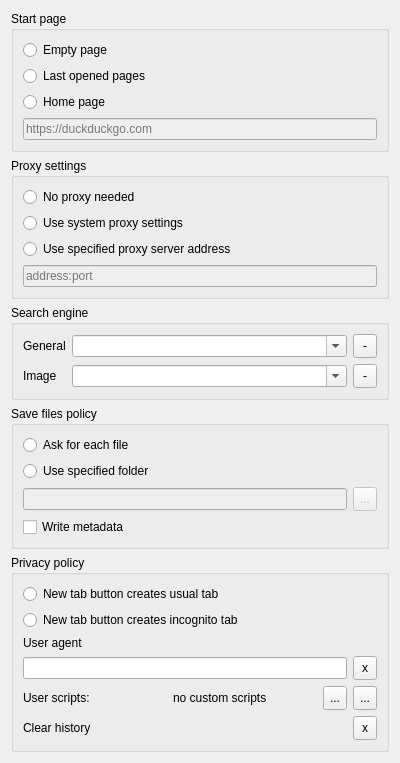
This is settingspage.ui in mistificator/meow as Qt 5 draws it before an edit. The edited form follows.
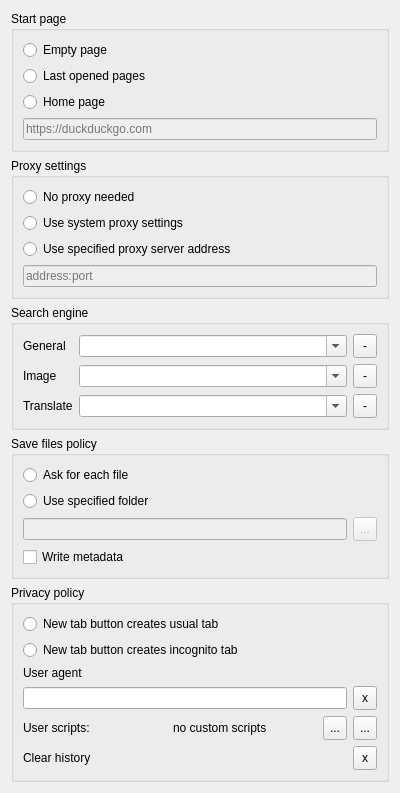
This is the edited form.

Commit message: added translate support

```diff
--- a/settingspage.ui
+++ b/settingspage.ui
@@ -7,7 +7,7 @@
     <x>0</x>
     <y>0</y>
     <width>400</width>
-    <height>689</height>
+    <height>719</height>
    </rect>
   </property>
   <property name="windowTitle">
@@ -193,6 +193,42 @@
         </property>
        </widget>
       </item>
+      <item row="2" column="0">
+       <widget class="QLabel" name="label_6">
+        <property name="text">
+         <string>Translate</string>
+        </property>
+       </widget>
+      </item>
+      <item row="2" column="1">
+       <widget class="QComboBox" name="translateEngine">
+        <property name="sizePolicy">
+         <sizepolicy hsizetype="Expanding" vsizetype="Fixed">
+          <horstretch>0</horstretch>
+          <verstretch>0</verstretch>
+         </sizepolicy>
+        </property>
+        <property name="editable">
+         <bool>true</bool>
+        </property>
+       </widget>
+      </item>
+      <item row="2" column="2">
+       <widget class="QToolButton" name="translateRemove">
+        <property name="minimumSize">
+         <size>
+          <width>24</width>
+          <height>24</height>
+         </size>
+        </property>
+        <property name="toolTip">
+         <string>Remove selected search engine</string>
+        </property>
+        <property name="text">
+         <string>-</string>
+        </property>
+       </widget>
+      </item>
      </layout>
     </widget>
    </item>
```
The commit also changes 6 other files.
